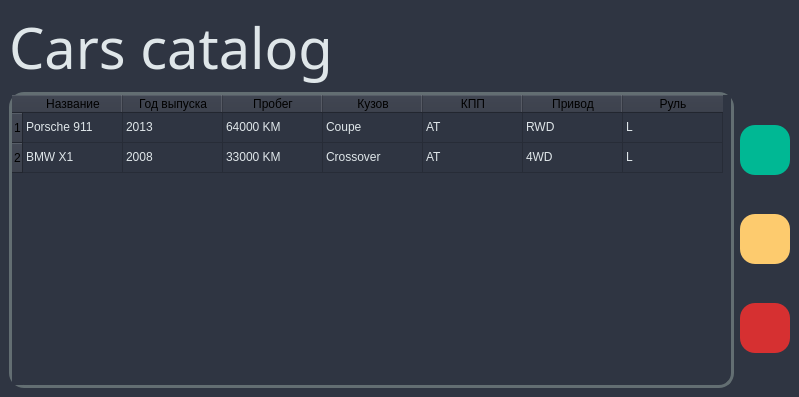
This is mainwindow.ui in Airaat/QT_CRUD_Book as Qt 5 draws it before an edit. The edited form follows.
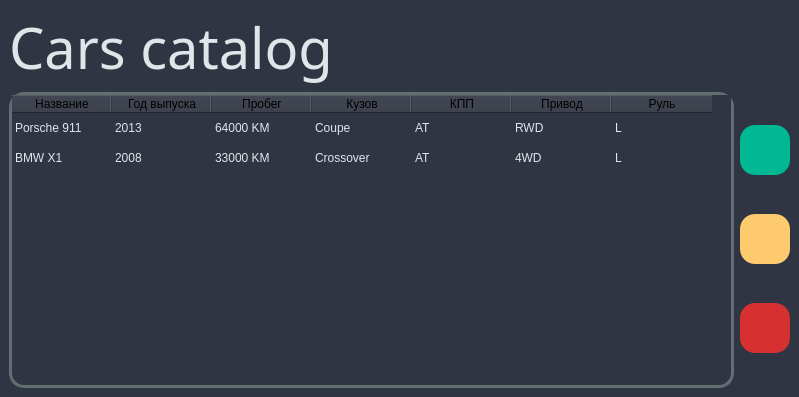
This is the edited form. Icons and pictures are not drawn.

The edit to the form file:
```diff
--- a/mainwindow.ui
+++ b/mainwindow.ui
@@ -75,6 +75,21 @@
       <property name="styleSheet">
        <string notr="true">background-color: #2f3542;</string>
       </property>
+      <property name="showGrid">
+       <bool>false</bool>
+      </property>
+      <property name="sortingEnabled">
+       <bool>false</bool>
+      </property>
+      <property name="wordWrap">
+       <bool>true</bool>
+      </property>
+      <property name="cornerButtonEnabled">
+       <bool>true</bool>
+      </property>
+      <attribute name="verticalHeaderVisible">
+       <bool>false</bool>
+      </attribute>
       <row>
        <property name="text">
         <string>1</string>
```
